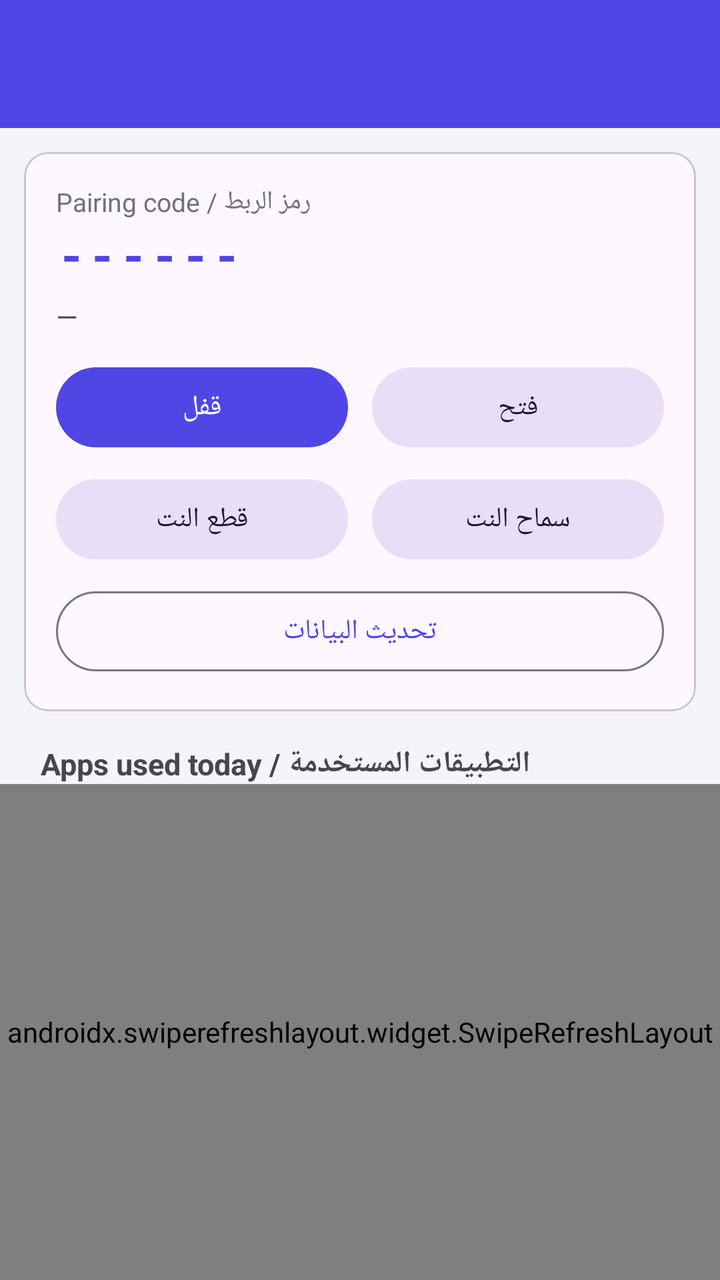
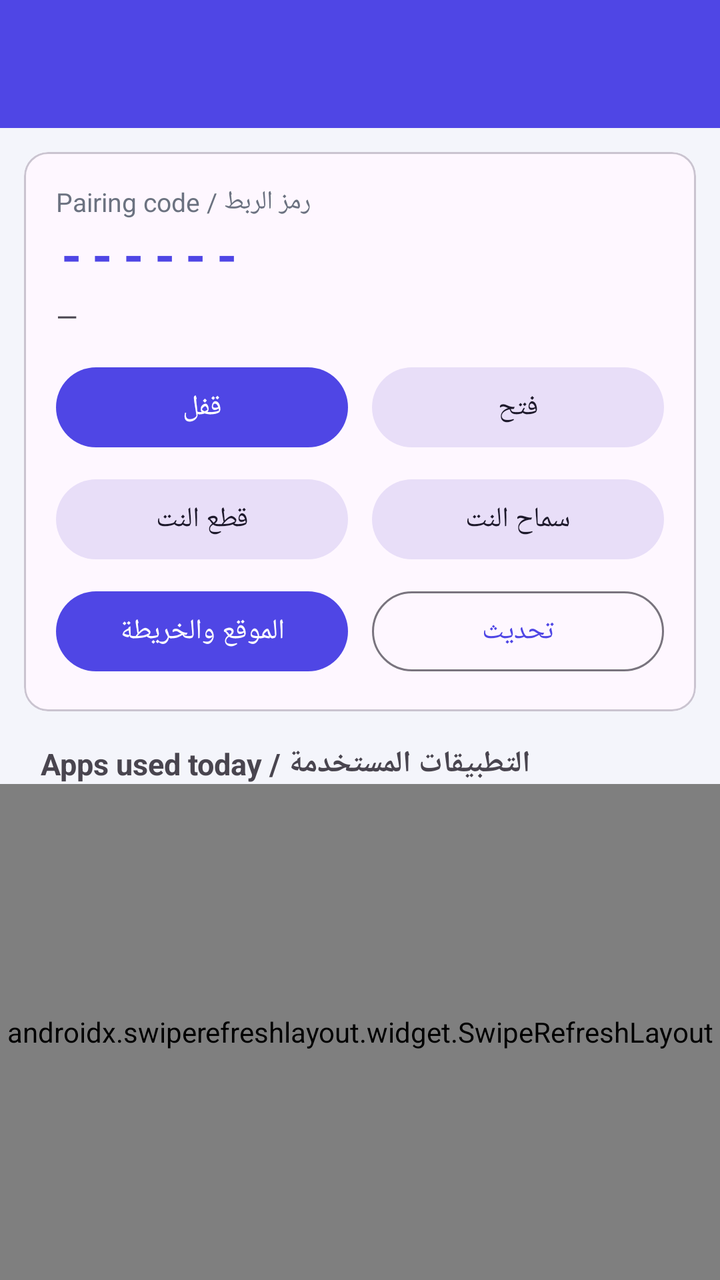

Screens rendered from an Android XML layout before and after an edit, with the pre-edit source and the edit as a unified diff.
<!-- AndroidManifest.xml: application theme Theme.BeaverGuardian -->
<!-- res/layout/activity_parent.xml -->
<?xml version="1.0" encoding="utf-8"?>
<LinearLayout xmlns:android="http://schemas.android.com/apk/res/android"
    xmlns:app="http://schemas.android.com/apk/res/auto"
    android:layout_width="match_parent"
    android:layout_height="match_parent"
    android:orientation="vertical"
    android:background="@color/bg">

    <com.google.android.material.appbar.MaterialToolbar
        android:id="@+id/toolbar"
        android:layout_width="match_parent"
        android:layout_height="?attr/actionBarSize"
        android:background="@color/brand"
        app:title="Beaver Guardian"
        app:titleTextColor="@color/white"
        app:subtitleTextColor="@color/brand_container" />

    <com.google.android.material.card.MaterialCardView
        android:layout_width="match_parent"
        android:layout_height="wrap_content"
        android:layout_margin="12dp"
        app:cardCornerRadius="20dp"
        app:cardElevation="2dp">

        <LinearLayout
            android:layout_width="match_parent"
            android:layout_height="wrap_content"
            android:orientation="vertical"
            android:padding="16dp">

            <TextView
                android:layout_width="wrap_content"
                android:layout_height="wrap_content"
                android:text="رمز الربط / Pairing code"
                android:textSize="13sp"
                android:textColor="#6B7280" />

            <TextView
                android:id="@+id/tvPairCode"
                android:layout_width="wrap_content"
                android:layout_height="wrap_content"
                android:text="------"
                android:textStyle="bold"
                android:textSize="26sp"
                android:letterSpacing="0.2"
                android:textColor="@color/brand" />

            <TextView
                android:id="@+id/tvStatus"
                android:layout_width="wrap_content"
                android:layout_height="wrap_content"
                android:layout_marginTop="4dp"
                android:text="—"
                android:textSize="14sp" />

            <LinearLayout
                android:layout_width="match_parent"
                android:layout_height="wrap_content"
                android:orientation="horizontal"
                android:layout_marginTop="12dp">

                <com.google.android.material.button.MaterialButton
                    android:id="@+id/btnLock"
                    android:layout_width="0dp"
                    android:layout_height="wrap_content"
                    android:layout_weight="1"
                    android:layout_marginEnd="6dp"
                    android:text="قفل"
                    app:icon="@drawable/ic_lock"
                    app:iconGravity="textStart" />

                <com.google.android.material.button.MaterialButton
                    android:id="@+id/btnUnlock"
                    style="@style/Widget.Material3.Button.TonalButton"
                    android:layout_width="0dp"
                    android:layout_height="wrap_content"
                    android:layout_weight="1"
                    android:layout_marginStart="6dp"
                    android:text="فتح"
                    app:icon="@drawable/ic_lock_open"
                    app:iconGravity="textStart" />
            </LinearLayout>

            <LinearLayout
                android:layout_width="match_parent"
                android:layout_height="wrap_content"
                android:orientation="horizontal"
                android:layout_marginTop="8dp">

                <com.google.android.material.button.MaterialButton
                    android:id="@+id/btnNetOff"
                    style="@style/Widget.Material3.Button.TonalButton"
                    android:layout_width="0dp"
                    android:layout_height="wrap_content"
                    android:layout_weight="1"
                    android:layout_marginEnd="6dp"
                    android:text="قطع النت"
                    app:icon="@drawable/ic_wifi_off"
                    app:iconGravity="textStart" />

                <com.google.android.material.button.MaterialButton
                    android:id="@+id/btnNetOn"
                    style="@style/Widget.Material3.Button.TonalButton"
                    android:layout_width="0dp"
                    android:layout_height="wrap_content"
                    android:layout_weight="1"
                    android:layout_marginStart="6dp"
                    android:text="سماح النت"
                    app:icon="@drawable/ic_wifi"
                    app:iconGravity="textStart" />
            </LinearLayout>

            <com.google.android.material.button.MaterialButton
                android:id="@+id/btnRefresh"
                style="@style/Widget.Material3.Button.OutlinedButton"
                android:layout_width="match_parent"
                android:layout_height="wrap_content"
                android:layout_marginTop="8dp"
                android:text="تحديث البيانات"
                app:icon="@drawable/ic_refresh"
                app:iconGravity="textStart" />
        </LinearLayout>
    </com.google.android.material.card.MaterialCardView>

    <TextView
        android:layout_width="wrap_content"
        android:layout_height="wrap_content"
        android:layout_marginStart="20dp"
        android:layout_marginTop="4dp"
        android:text="التطبيقات المستخدمة / Apps used today"
        android:textStyle="bold"
        android:textSize="15sp" />

    <TextView
        android:id="@+id/tvEmpty"
        android:layout_width="match_parent"
        android:layout_height="wrap_content"
        android:padding="24dp"
        android:gravity="center"
        android:text="لا بيانات بعد. تأكد من تفعيل (الوصول لإحصاءات الاستخدام) على جهاز الطفل، ثم اضغط تحديث."
        android:textColor="#6B7280"
        android:visibility="gone" />

    <androidx.swiperefreshlayout.widget.SwipeRefreshLayout
        android:id="@+id/swipe"
        android:layout_width="match_parent"
        android:layout_height="0dp"
        android:layout_weight="1">

        <androidx.recyclerview.widget.RecyclerView
            android:id="@+id/recycler"
            android:layout_width="match_parent"
            android:layout_height="match_parent"
            android:clipToPadding="false"
            android:paddingBottom="16dp" />
    </androidx.swiperefreshlayout.widget.SwipeRefreshLayout>
</LinearLayout>
<!-- resources referenced by this layout -->
<resources>
  <color name="bg">#F4F5FB</color>
  <color name="brand">#4F46E5</color>
  <color name="brand_container">#E0E7FF</color>
  <color name="white">#FFFFFFFF</color>
  <!-- drawable ic_lock (drawable) -->
  <vector xmlns:android="http://schemas.android.com/apk/res/android" android:width="24dp" android:height="24dp" android:viewportWidth="24" android:viewportHeight="24">
      <path android:fillColor="#1F1F1F" android:pathData="M18,8h-1V6c0,-2.76 -2.24,-5 -5,-5S7,3.24 7,6v2H6c-1.1,0 -2,0.9 -2,2v10c0,1.1 0.9,2 2,2h12c1.1,0 2,-0.9 2,-2V10c0,-1.1 -0.9,-2 -2,-2zM12,17c-1.1,0 -2,-0.9 -2,-2s0.9,-2 2,-2 2,0.9 2,2 -0.9,2 -2,2zM15.1,8H8.9V6c0,-1.71 1.39,-3.1 3.1,-3.1s3.1,1.39 3.1,3.1v2z"/>
  </vector>
  <!-- drawable ic_lock_open (drawable) -->
  <vector xmlns:android="http://schemas.android.com/apk/res/android" android:width="24dp" android:height="24dp" android:viewportWidth="24" android:viewportHeight="24">
      <path android:fillColor="#1F1F1F" android:pathData="M12,17c1.1,0 2,-0.9 2,-2s-0.9,-2 -2,-2 -2,0.9 -2,2 0.9,2 2,2zM18,8h-1V6c0,-2.76 -2.24,-5 -5,-5S7,3.24 7,6h1.9c0,-1.71 1.39,-3.1 3.1,-3.1s3.1,1.39 3.1,3.1v2H6c-1.1,0 -2,0.9 -2,2v10c0,1.1 0.9,2 2,2h12c1.1,0 2,-0.9 2,-2V10c0,-1.1 -0.9,-2 -2,-2z"/>
  </vector>
  <!-- drawable ic_refresh (drawable) -->
  <vector xmlns:android="http://schemas.android.com/apk/res/android" android:width="24dp" android:height="24dp" android:viewportWidth="24" android:viewportHeight="24">
      <path android:fillColor="#1F1F1F" android:pathData="M17.65,6.35C16.2,4.9 14.21,4 12,4c-4.42,0 -7.99,3.58 -7.99,8s3.57,8 7.99,8c3.73,0 6.84,-2.55 7.73,-6h-2.08c-0.82,2.33 -3.04,4 -5.65,4 -3.31,0 -6,-2.69 -6,-6s2.69,-6 6,-6c1.66,0 3.14,0.69 4.22,1.78L13,11h7V4l-2.35,2.35z"/>
  </vector>
  <!-- drawable ic_wifi (drawable) -->
  <vector xmlns:android="http://schemas.android.com/apk/res/android" android:width="24dp" android:height="24dp" android:viewportWidth="24" android:viewportHeight="24">
      <path android:fillColor="#1F1F1F" android:pathData="M1,9l2,2c4.97,-4.97 13.03,-4.97 18,0l2,-2C16.93,2.93 7.08,2.93 1,9zM9,17l3,3 3,-3c-1.65,-1.66 -4.34,-1.66 -6,0zM5,13l2,2c2.76,-2.76 7.24,-2.76 10,0l2,-2C15.14,9.14 8.87,9.14 5,13z"/>
  </vector>
  <!-- drawable ic_wifi_off (drawable) -->
  <vector xmlns:android="http://schemas.android.com/apk/res/android" android:width="24dp" android:height="24dp" android:viewportWidth="24" android:viewportHeight="24">
      <path android:fillColor="#1F1F1F" android:pathData="M23.64,7c-0.45,-0.34 -4.93,-4 -11.64,-4 -1.5,0 -2.89,0.19 -4.15,0.48L18.18,13.8 23.64,7zM17.04,15.22L3.27,1.44 2,2.72l2.05,2.06C1.91,5.76 0.59,6.82 0.36,7l11.63,14.49 0.01,0.01 0.01,-0.01 3.9,-4.86 3.32,3.32 1.27,-1.27 -3.46,-3.46z"/>
  </vector>
  <style name="Theme.BeaverGuardian" parent="Theme.Material3.DayNight.NoActionBar">
          <item name="colorPrimary">@color/brand</item>
          <item name="colorOnPrimary">@color/white</item>
          <item name="colorPrimaryContainer">@color/brand_container</item>
          <item name="colorOnPrimaryContainer">@color/on_brand_container</item>
          <item name="colorSecondary">@color/accent</item>
          <item name="android:colorBackground">@color/bg</item>
          <item name="android:statusBarColor" tools:targetApi="l">@color/brand_dark</item>
      </style>
  <color name="on_brand_container">#1E1B4B</color>
  <color name="accent">#0EA5A5</color>
  <color name="brand_dark">#3730A3</color>
</resources>

<!-- the commit's change to res/layout/activity_parent.xml (unified diff, before → after) -->
@@ -110,15 +110,33 @@
                     app:iconGravity="textStart" />
             </LinearLayout>
 
-            <com.google.android.material.button.MaterialButton
-                android:id="@+id/btnRefresh"
-                style="@style/Widget.Material3.Button.OutlinedButton"
+            <LinearLayout
                 android:layout_width="match_parent"
                 android:layout_height="wrap_content"
-                android:layout_marginTop="8dp"
-                android:text="تحديث البيانات"
-                app:icon="@drawable/ic_refresh"
-                app:iconGravity="textStart" />
+                android:orientation="horizontal"
+                android:layout_marginTop="8dp">
+
+                <com.google.android.material.button.MaterialButton
+                    android:id="@+id/btnMap"
+                    android:layout_width="0dp"
+                    android:layout_height="wrap_content"
+                    android:layout_weight="1"
+                    android:layout_marginEnd="6dp"
+                    android:text="الموقع والخريطة"
+                    app:icon="@drawable/ic_place"
+                    app:iconGravity="textStart" />
+
+                <com.google.android.material.button.MaterialButton
+                    android:id="@+id/btnRefresh"
+                    style="@style/Widget.Material3.Button.OutlinedButton"
+                    android:layout_width="0dp"
+                    android:layout_height="wrap_content"
+                    android:layout_weight="1"
+                    android:layout_marginStart="6dp"
+                    android:text="تحديث"
+                    app:icon="@drawable/ic_refresh"
+                    app:iconGravity="textStart" />
+            </LinearLayout>
         </LinearLayout>
     </com.google.android.material.card.MaterialCardView>
 
@@ -137,7 +155,7 @@
         android:layout_height="wrap_content"
         android:padding="24dp"
         android:gravity="center"
-        android:text="لا بيانات بعد. تأكد من تفعيل (الوصول لإحصاءات الاستخدام) على جهاز الطفل، ثم اضغط تحديث."
+        android:text="لا بيانات بعد. فعّل (الوصول لإحصاءات الاستخدام) على جهاز الطفل ثم اضغط تحديث."
         android:textColor="#6B7280"
         android:visibility="gone" />
 
<!-- resource entries referenced after the edit -->
@@ -11,6 +11,10 @@
   <!-- drawable ic_lock_open (drawable) -->
   <vector xmlns:android="http://schemas.android.com/apk/res/android" android:width="24dp" android:height="24dp" android:viewportWidth="24" android:viewportHeight="24">
       <path android:fillColor="#1F1F1F" android:pathData="M12,17c1.1,0 2,-0.9 2,-2s-0.9,-2 -2,-2 -2,0.9 -2,2 0.9,2 2,2zM18,8h-1V6c0,-2.76 -2.24,-5 -5,-5S7,3.24 7,6h1.9c0,-1.71 1.39,-3.1 3.1,-3.1s3.1,1.39 3.1,3.1v2H6c-1.1,0 -2,0.9 -2,2v10c0,1.1 0.9,2 2,2h12c1.1,0 2,-0.9 2,-2V10c0,-1.1 -0.9,-2 -2,-2z"/>
+  </vector>
+  <!-- drawable ic_place (drawable) -->
+  <vector xmlns:android="http://schemas.android.com/apk/res/android" android:width="24dp" android:height="24dp" android:viewportWidth="24" android:viewportHeight="24">
+      <path android:fillColor="#1F1F1F" android:pathData="M12,2C8.13,2 5,5.13 5,9c0,5.25 7,13 7,13s7,-7.75 7,-13c0,-3.87 -3.13,-7 -7,-7zM12,11.5c-1.38,0 -2.5,-1.12 -2.5,-2.5s1.12,-2.5 2.5,-2.5 2.5,1.12 2.5,2.5 -1.12,2.5 -2.5,2.5z"/>
   </vector>
   <!-- drawable ic_refresh (drawable) -->
   <vector xmlns:android="http://schemas.android.com/apk/res/android" android:width="24dp" android:height="24dp" android:viewportWidth="24" android:viewportHeight="24">
